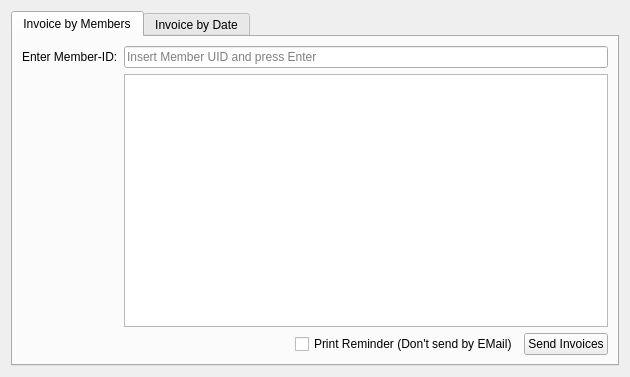
This is forms/invoicewizard.ui in LukyLuke/PiTres as Qt 5 draws it before an edit. The edited form follows.
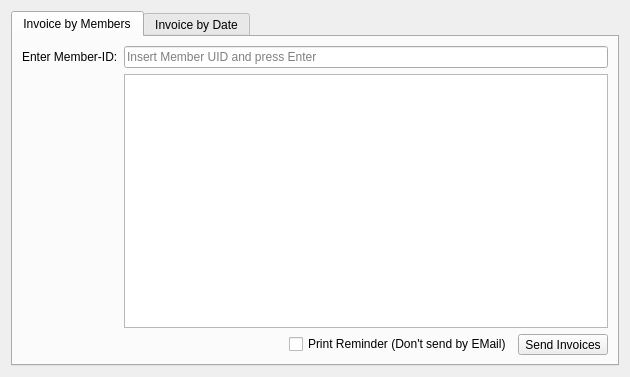
This is the edited form. Icons and pictures are not drawn.

Commit message: Chaned Forms with new Icons

What changed in the file:
```diff
--- a/forms/invoicewizard.ui
+++ b/forms/invoicewizard.ui
@@ -84,10 +84,23 @@
           </widget>
          </item>
          <item>
-          <widget class="QPushButton" name="btnUidInvoice">
+          <widget class="QToolButton" name="btnUidInvoice">
            <property name="text">
             <string>Send Invoices</string>
            </property>
+           <property name="icon">
+            <iconset resource="../PiTres.qrc">
+             <normaloff>:/icons/resources/icons/email.png</normaloff>:/icons/resources/icons/email.png</iconset>
+           </property>
+           <property name="iconSize">
+            <size>
+             <width>32</width>
+             <height>32</height>
+            </size>
+           </property>
+           <property name="toolButtonStyle">
+            <enum>Qt::ToolButtonTextUnderIcon</enum>
+           </property>
           </widget>
          </item>
         </layout>
```
The commit also changes 3 other files.
